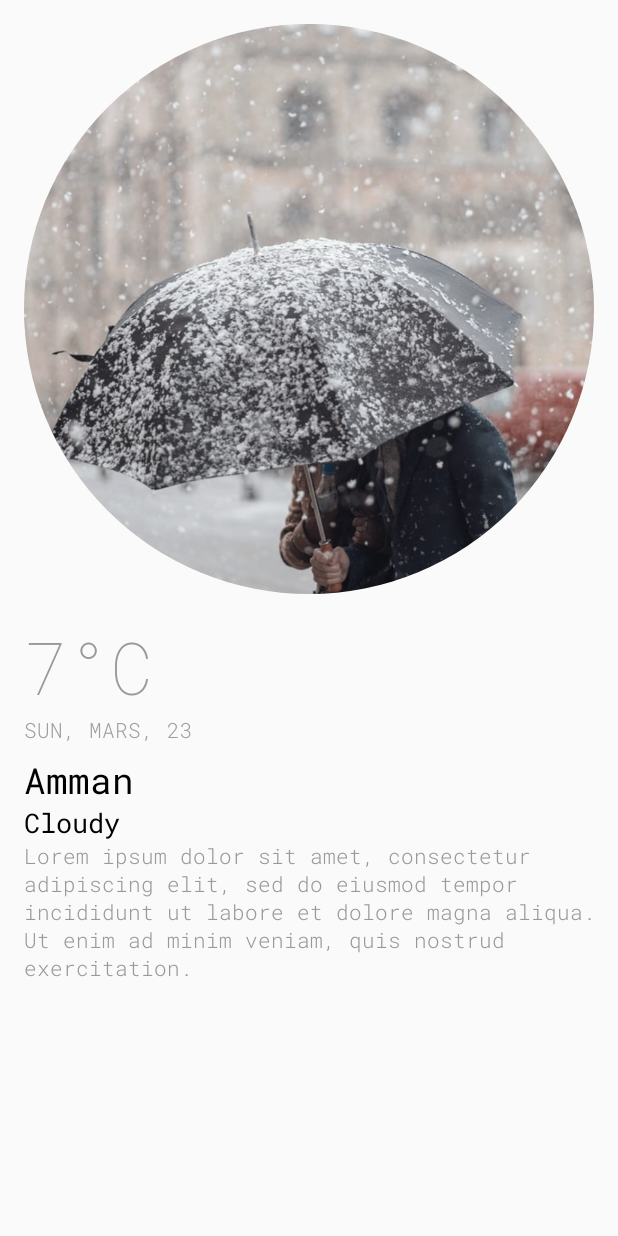
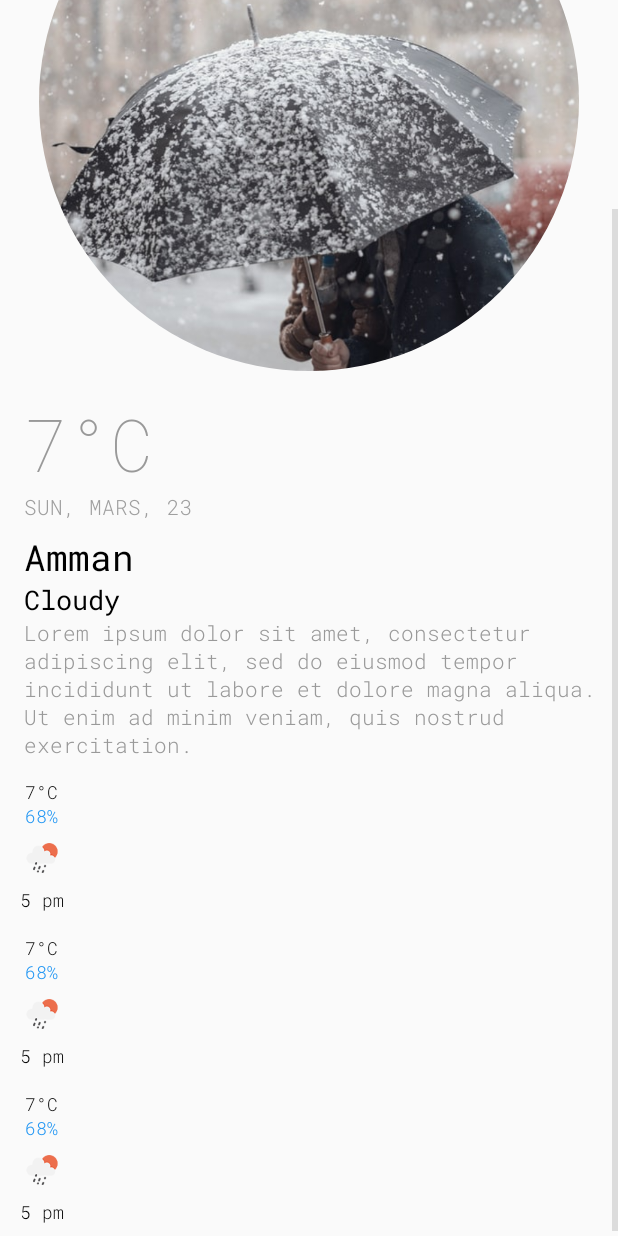
Before and after one commit to zaka7024/WeatherApp, an Android app: the layout fragment_home.xml on its own in the app's theme, with its tools: preview values and no code run, on a phone screen of 412 x 824 dp. Run offline under Robolectric (Android 15) with nearby library versions, the phone set to English and light mode, and no system bars; plain views replace RoundedImageView.

Commit message:
Add weather images and day weather item.

```diff
--- /dev/null
+++ b/app/src/main/res/drawable/ic_baseline_notes_24.xml
@@ -0,0 +1,10 @@
+<vector xmlns:android="http://schemas.android.com/apk/res/android"
+    android:width="24dp"
+    android:height="24dp"
+    android:viewportWidth="24"
+    android:viewportHeight="24"
+    android:tint="?attr/colorControlNormal">
+  <path
+      android:fillColor="@android:color/white"
+      android:pathData="M3,18h12v-2L3,16v2zM3,6v2h18L21,6L3,6zM3,13h18v-2L3,11v2z"/>
+</vector>
--- /dev/null
+++ b/app/src/main/res/layout/day_weather_item.xml
@@ -0,0 +1,42 @@
+<?xml version="1.0" encoding="utf-8"?>
+<LinearLayout xmlns:android="http://schemas.android.com/apk/res/android"
+    android:layout_width="wrap_content"
+    android:layout_height="wrap_content"
+    android:gravity="center_horizontal"
+    android:padding="8dp"
+    android:orientation="vertical">
+
+    <TextView
+        android:id="@+id/day_weather_text"
+        android:layout_width="wrap_content"
+        android:layout_height="wrap_content"
+        android:fontFamily="@font/roboto_mono_light"
+        android:text="7°C"
+        android:textColor="@color/primaryTextColor"
+        android:textSize="12sp" />
+
+    <TextView
+        android:id="@+id/day_humidity_text"
+        android:layout_width="wrap_content"
+        android:layout_height="wrap_content"
+        android:fontFamily="@font/roboto_mono_light"
+        android:text="68%"
+        android:textColor="#2196F3"
+        android:textSize="12sp" />
+
+    <ImageView
+        android:id="@+id/day_icon"
+        android:layout_width="40dp"
+        android:layout_height="40dp"
+        android:src="@drawable/weather_icon" />
+
+    <TextView
+        android:id="@+id/day_time_text"
+        android:layout_width="wrap_content"
+        android:layout_height="wrap_content"
+        android:fontFamily="@font/roboto_mono_light"
+        android:text="5 pm"
+        android:textColor="@color/primaryTextColor"
+        android:textSize="12sp" />
+
+</LinearLayout>
--- a/app/src/main/res/layout/fragment_home.xml
+++ b/app/src/main/res/layout/fragment_home.xml
@@ -16,17 +16,17 @@
         <com.makeramen.roundedimageview.RoundedImageView
             android:id="@+id/weather_image"
             android:layout_width="0dp"
-            android:layout_height="380dp"
+            android:layout_height="360dp"
             android:layout_marginStart="16dp"
             android:layout_marginTop="16dp"
             android:layout_marginEnd="16dp"
             android:scaleType="centerCrop"
-            android:src="@drawable/weather"
             app:layout_constraintEnd_toEndOf="parent"
             app:layout_constraintStart_toStartOf="parent"
-            app:layout_constraintTop_toTopOf="parent"
+            app:layout_constraintTop_toBottomOf="@+id/current_time_text"
             app:riv_corner_radius="10dp"
-            app:riv_mutate_background="true" />
+            app:riv_mutate_background="true"
+            tools:src="@drawable/snow" />
 
         <TextView
             android:id="@+id/weather_text"
@@ -45,7 +45,7 @@
             android:layout_width="wrap_content"
             android:layout_height="wrap_content"
             android:fontFamily="@font/roboto_mono_light"
-            android:text="SUN, MARS, 23"
+            tools:text="SUN, MARS, 23"
             android:textColor="#9F9F9F"
             android:textSize="14sp"
             app:layout_constraintStart_toStartOf="@+id/weather_text"
@@ -87,5 +87,40 @@
             app:layout_constraintStart_toStartOf="@+id/weather_state_text"
             app:layout_constraintTop_toBottomOf="@+id/weather_state_text" />
 
+        <androidx.recyclerview.widget.RecyclerView
+            android:id="@+id/days_weather_recycler"
+            android:layout_width="0dp"
+            android:layout_height="wrap_content"
+            android:layout_marginTop="6dp"
+            app:layout_constraintEnd_toEndOf="parent"
+            app:layout_constraintStart_toStartOf="parent"
+            app:layout_constraintTop_toBottomOf="@+id/weather_description"
+            tools:listitem="@layout/day_weather_item" />
+
+        <TextView
+            android:id="@+id/current_time_text"
+            android:layout_width="wrap_content"
+            android:layout_height="wrap_content"
+            android:layout_marginStart="16dp"
+            android:layout_marginTop="8dp"
+            android:fontFamily="@font/roboto_mono_light"
+            android:text="2:49 PM"
+            android:textColor="@color/primaryTextColor"
+            android:textSize="24sp"
+            app:layout_constraintStart_toStartOf="parent"
+            app:layout_constraintTop_toTopOf="parent" />
+
+        <ImageView
+            android:id="@+id/imageView"
+            android:layout_width="30dp"
+            android:layout_height="30dp"
+            android:layout_marginTop="8dp"
+            android:layout_marginEnd="16dp"
+            android:scaleX="-1"
+            app:tint="@color/primaryTextColor"
+            android:src="@drawable/ic_baseline_notes_24"
+            app:layout_constraintEnd_toEndOf="parent"
+            app:layout_constraintTop_toTopOf="parent" />
+
     </androidx.constraintlayout.widget.ConstraintLayout>
 </ScrollView>
--- a/app/src/main/res/values/strings.xml
+++ b/app/src/main/res/values/strings.xml
@@ -1,5 +1,5 @@
 <resources>
     <string name="app_name">WeatherApp</string>
     <string name="temp_c">%1$d°C</string>
-    <string name="weather_description">Today - Mostly %1$s, Wind %2$s degree at %3$skm/h. Humidity, %4$s.</string>
+    <string name="weather_description">Today - Mostly %1$s, Wind %2$s degree at %3$skm/h. Humidity, %4$s</string>
 </resources>
--- a/build.gradle
+++ b/build.gradle
@@ -50,4 +50,6 @@ ext {
     testExtJunitVersion = '1.1.1'
     prdownloaderVersion = '0.6.0'
     RoundedImageView = '2.3.0'
+    lifecycle_version = "2.1.0"
+    groupie_version = "2.8.1"
 }
```
Also changed, not shown: app/build.gradle (+14 -13 lines), app/src/main/java/com/zaka7024/weatherapp/ui/home/HomeFragment.kt (+56 -12 lines), app/src/main/java/com/zaka7024/weatherapp/ui/home/HomeViewModel.kt (+23 -4 lines), app/src/main/java/com/zaka7024/weatherapp/ui/home/items/WeatherDayItem.kt (added, +15 -0 lines), app/src/main/res/drawable/ic_list.xml (added, +9 -0 lines), app/src/main/res/drawable-v24/weather_icon.png (added), app/src/main/res/drawable/cloudy.jpg (added), app/src/main/res/drawable/drizzle.jpg (added), app/src/main/res/drawable/haze.jpg (added), app/src/main/res/drawable/hot.jpg (added), app/src/main/res/drawable/rain.jpg (added), app/src/main/res/drawable/snow.jpg (renamed from app/src/main/res/drawable/weather.jpg), app/src/main/res/drawable/thunderstorm.jpg (added).
